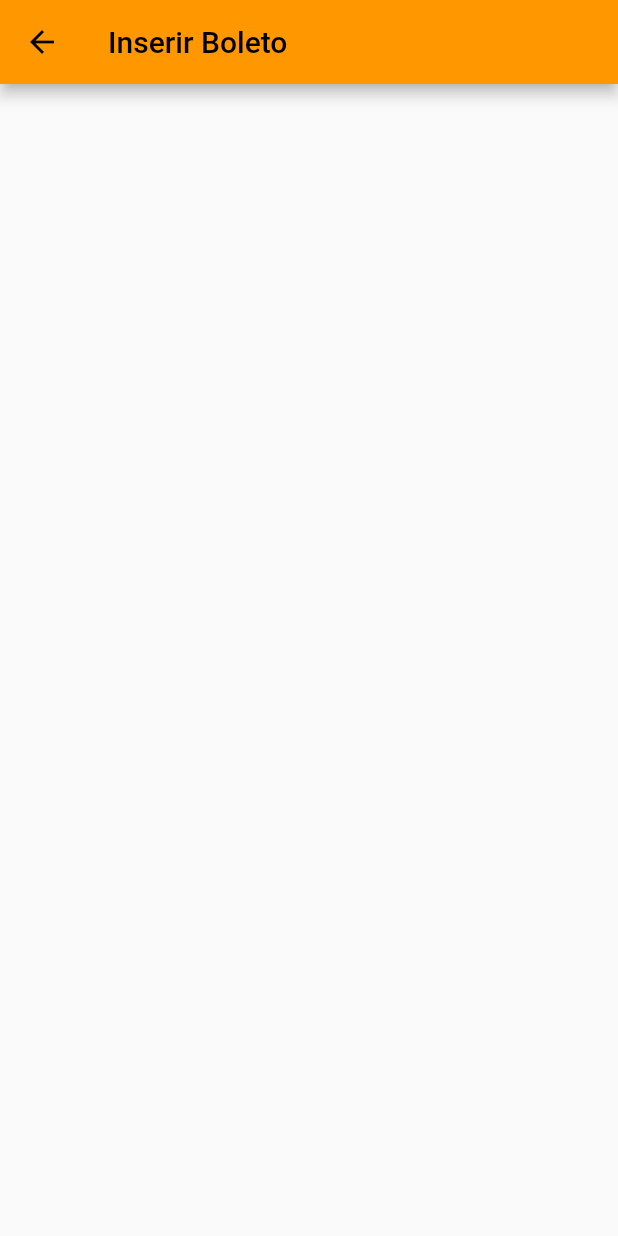
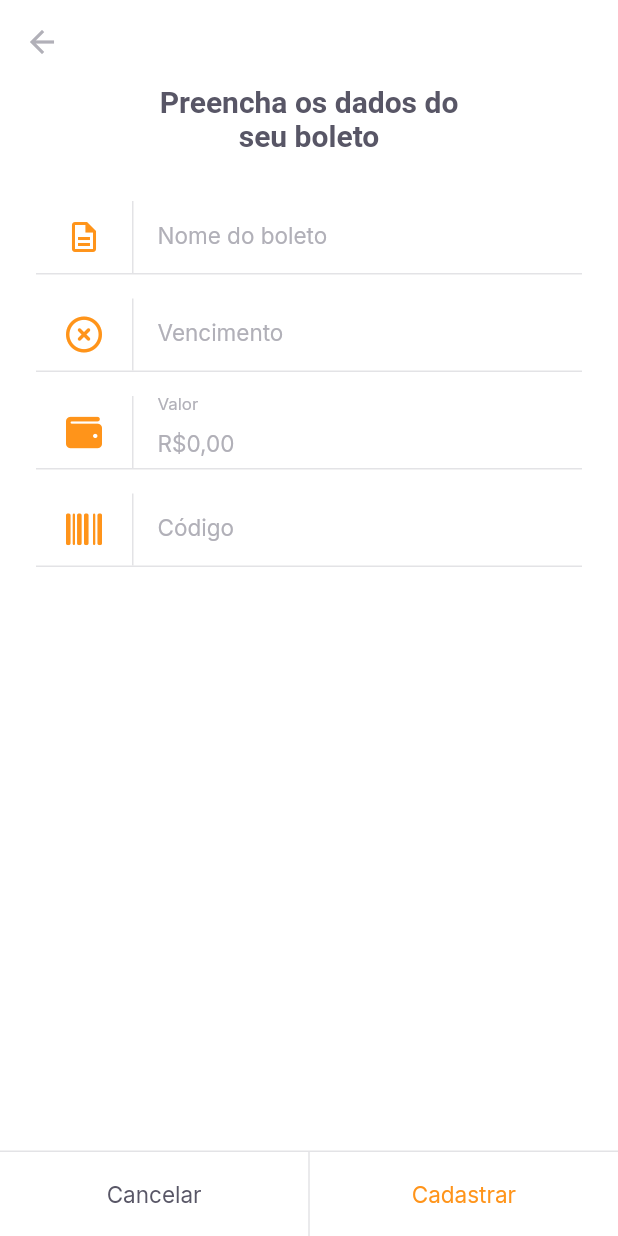
Before and after one commit to theluanz/payflow-flutter, a Flutter app: the InsertBoletoPage screen opened by its route, on a phone screen of 412 x 824 dp. Run offline on Flutter 3.47's test engine with Material 2 defaults, Android fonts, the phone set to English and light mode, and no system bars; our stand-ins replace camera, firebase_core, flutter_masked_text2, font_awesome_flutter, google_fonts, google_sign_in and 2 more; missing offline and left inert: google_ml_kit; accounts and stored records are empty.

Commit message:
Saving barcodes

```diff
--- a/lib/modules/home/home_page.dart
+++ b/lib/modules/home/home_page.dart
@@ -69,7 +69,7 @@ class _HomePageState extends State<HomePage> {
                     borderRadius: BorderRadius.circular(5)),
                 child: IconButton(
                     onPressed: () {
-                      Navigator.pushNamed(context, '/barcode_scanner');
+                      Navigator.pushNamed(context, '/insert_boleto');
                     },
                     icon: Icon(Icons.add_box_outlined,
                         color: AppColors.background)),
--- /dev/null
+++ b/lib/modules/insert_boleto/insert_boleto_controller.dart
@@ -0,0 +1,50 @@
+import 'package:flutter/material.dart';
+import 'package:payflow/shared/model/boleto_model.dart';
+import 'package:shared_preferences/shared_preferences.dart';
+
+class InsertBoletoController {
+  final formKey = GlobalKey<FormState>();
+  BoletoModel boletoModel = BoletoModel();
+
+  String? validateName(String? value) =>
+      value?.isEmpty ?? true ? "Campo nome não pode ser vazio" : null;
+
+  String? validateVencimento(String? value) =>
+      value?.isEmpty ?? true ? "A data de vencimento não pode ser vazia" : null;
+
+  String? validateValor(double value) =>
+      value == 0 ? "Insira um valor maior que R\$ 0,00" : null;
+
+  String? validateCodigo(String? value) =>
+      value?.isEmpty ?? true ? "O código do boleto não pode ser vazio" : null;
+
+  void onChange(
+      {String? name, String? dueDate, double? value, String? barcode}) {
+    boletoModel = boletoModel.copyWith(
+      name: name,
+      dueDate: dueDate,
+      value: value,
+      barcode: barcode,
+    );
+  }
+
+  Future<bool> cadastrarBoleto() async {
+    final form = formKey.currentState;
+    if (form!.validate()) {
+      await saveBoleto();
+      return true;
+    }
+    return false;
+  }
+
+  Future<void> saveBoleto() async {
+    try {
+      final instance = await SharedPreferences.getInstance();
+      final boletos = instance.getStringList("boletos") ?? <String>[];
+      boletos.add(boletoModel.toJson());
+      await instance.setStringList("boletos", boletos);
+    } catch (e) {
+      print(e);
+    }
+  }
+}
--- a/lib/modules/insert_boleto/insert_boleto_page.dart
+++ b/lib/modules/insert_boleto/insert_boleto_page.dart
@@ -1,15 +1,118 @@
 import 'package:flutter/material.dart';
-import 'package:flutter/src/foundation/key.dart';
-import 'package:flutter/src/widgets/framework.dart';
+import 'package:flutter_masked_text2/flutter_masked_text2.dart';
+import 'package:font_awesome_flutter/font_awesome_flutter.dart';
+import 'package:payflow/modules/insert_boleto/insert_boleto_controller.dart';
+import 'package:payflow/shared/themes/app_colors.dart';
+import 'package:payflow/shared/themes/app_text_styles.dart';
+import 'package:payflow/shared/widgets/input_text/input_text.dart';
+import 'package:payflow/shared/widgets/set_label_buttons/set_label_buttons.dart';
 
-class InsertBoletoPage extends StatelessWidget {
-  const InsertBoletoPage({Key? key}) : super(key: key);
+class InsertBoletoPage extends StatefulWidget {
+  final String? barcode;
+  const InsertBoletoPage({Key? key, this.barcode}) : super(key: key);
+
+  @override
+  State<InsertBoletoPage> createState() => _InsertBoletoPageState();
+}
+
+class _InsertBoletoPageState extends State<InsertBoletoPage> {
+  final moneyInputTextController =
+      MoneyMaskedTextController(leftSymbol: "R\$", decimalSeparator: ",");
+  final dueDateInputTextController = MaskedTextController(mask: "00/00/0000");
+  final barcodeInputTextController = TextEditingController();
+
+  final controller = InsertBoletoController();
+  @override
+  void initState() {
+    if (widget.barcode != null) {
+      barcodeInputTextController.text = widget.barcode!;
+    }
+    super.initState();
+  }
 
   @override
   Widget build(BuildContext context) {
     return Scaffold(
+      backgroundColor: AppColors.background,
       appBar: AppBar(
-        title: Text("Inserir Boleto"),
+        backgroundColor: AppColors.background,
+        elevation: 0,
+        leading: BackButton(color: AppColors.input),
+      ),
+      body: SingleChildScrollView(
+        child: Padding(
+          padding: const EdgeInsets.symmetric(horizontal: 24),
+          child:
+              Column(crossAxisAlignment: CrossAxisAlignment.center, children: [
+            Padding(
+              padding: const EdgeInsets.only(left: 80, right: 80, bottom: 32),
+              child: Text(
+                "Preencha os dados do seu boleto",
+                style: TextStyles.titleBoldHeading,
+                textAlign: TextAlign.center,
+              ),
+            ),
+            Form(
+                key: controller.formKey,
+                child: Column(
+                  children: [
+                    InputTextWidget(
+                      label: "Nome do boleto",
+                      validator: controller.validateName,
+                      icon: Icons.description_outlined,
+                      onChanged: (value) {
+                        controller.onChange(name: value);
+                      },
+                    ),
+                    InputTextWidget(
+                      label: "Vencimento",
+                      validator: controller.validateVencimento,
+                      textEditingController: dueDateInputTextController,
+                      icon: FontAwesomeIcons.circleXmark,
+                      onChanged: (value) {
+                        controller.onChange(dueDate: value);
+                      },
+                    ),
+                    InputTextWidget(
+                      label: "Valor",
+                      validator: (_) {
+                        controller.validateValor(
+                            moneyInputTextController.numberValue);
+                      },
+                      textEditingController: moneyInputTextController,
+                      icon: FontAwesomeIcons.wallet,
+                      onChanged: (value) {
+                        controller.onChange(
+                            value: moneyInputTextController.numberValue);
+                      },
+                    ),
+                    InputTextWidget(
+                      label: "Código",
+                      validator: controller.validateCodigo,
+                      textEditingController: barcodeInputTextController,
+                      icon: FontAwesomeIcons.barcode,
+                      onChanged: (value) {
+                        controller.onChange(barcode: value);
+                      },
+                    ),
+                  ],
+                ))
+          ]),
+        ),
+      ),
+      bottomNavigationBar: SetLabelButtons(
+        primaryLabel: "Cancelar",
+        primaryOnpressed: () {
+          Navigator.pop(context);
+        },
+        secondaryLabel: "Cadastrar",
+        secondaryOnpressed: () async {
+          bool isSaved = await controller.cadastrarBoleto();
+          if (isSaved) {
+            Navigator.pop(context);
+          }
+        },
+        enabledSecondaryColor: true,
       ),
     );
   }
--- /dev/null
+++ b/lib/shared/model/boleto_model.dart
@@ -0,0 +1,76 @@
+// ignore_for_file: public_member_api_docs, sort_constructors_first
+import 'dart:convert';
+
+class BoletoModel {
+  final String? name;
+  final String? dueDate;
+  final double? value;
+  final String? barcode;
+  BoletoModel({
+    this.name,
+    this.dueDate,
+    this.value,
+    this.barcode,
+  });
+
+
+  BoletoModel copyWith({
+    String? name,
+    String? dueDate,
+    double? value,
+    String? barcode,
+  }) {
+    return BoletoModel(
+      name: name ?? this.name,
+      dueDate: dueDate ?? this.dueDate,
+      value: value ?? this.value,
+      barcode: barcode ?? this.barcode,
+    );
+  }
+
+  Map<String, dynamic> toMap() {
+    return <String, dynamic>{
+      'name': name,
+      'dueDate': dueDate,
+      'value': value,
+      'barcode': barcode,
+    };
+  }
+
+  factory BoletoModel.fromMap(Map<String, dynamic> map) {
+    return BoletoModel(
+      name: map['name'] != null ? map['name'] as String : null,
+      dueDate: map['dueDate'] != null ? map['dueDate'] as String : null,
+      value: map['value'] != null ? map['value'] as double : null,
+      barcode: map['barcode'] != null ? map['barcode'] as String : null,
+    );
+  }
+
+  String toJson() => json.encode(toMap());
+
+  factory BoletoModel.fromJson(String source) => BoletoModel.fromMap(json.decode(source) as Map<String, dynamic>);
+
+  @override
+  String toString() {
+    return 'BoletoModel(name: $name, dueDate: $dueDate, value: $value, barcode: $barcode)';
+  }
+
+  @override
+  bool operator ==(covariant BoletoModel other) {
+    if (identical(this, other)) return true;
+
+    return
+      other.name == name &&
+      other.dueDate == dueDate &&
+      other.value == value &&
+      other.barcode == barcode;
+  }
+
+  @override
+  int get hashCode {
+    return name.hashCode ^
+      dueDate.hashCode ^
+      value.hashCode ^
+      barcode.hashCode;
+  }
+}
--- /dev/null
+++ b/lib/shared/widgets/input_text/input_text.dart
@@ -0,0 +1,65 @@
+import 'package:flutter/material.dart';
+import 'package:payflow/shared/themes/app_colors.dart';
+import 'package:payflow/shared/themes/app_text_styles.dart';
+
+class InputTextWidget extends StatelessWidget {
+  final String label;
+  final IconData icon;
+  final String? initialValue;
+  final String? Function(String?)? validator;
+  final TextEditingController? textEditingController;
+  final void Function(String value) onChanged;
+
+  const InputTextWidget(
+      {Key? key,
+      required this.label,
+      required this.icon,
+      this.initialValue,
+      this.validator,
+      this.textEditingController, required this.onChanged})
+      : super(key: key);
+
+  @override
+  Widget build(BuildContext context) {
+    return Padding(
+      padding: const EdgeInsets.only(bottom: 16),
+      child: Column(
+        children: [
+          TextFormField(
+            initialValue: initialValue,
+            validator: validator,
+            controller: textEditingController,
+            onChanged: onChanged,
+
+            style: TextStyles.input,
+            decoration: InputDecoration(
+              contentPadding: EdgeInsets.zero,
+              labelText: label,
+              labelStyle: TextStyles.input,
+              border: InputBorder.none,
+              icon: Row(
+                mainAxisSize: MainAxisSize.min,
+                children: [
+                  Padding(
+                    padding: const EdgeInsets.all(20),
+                    child: Icon(icon, color: AppColors.primary),
+                  ),
+                  Container(
+                    width: 1,
+                    height: 48,
+                    color: AppColors.stroke,
+                  )
+                ],
+              ),
+            ),
+          ),
+          Divider(
+            height: 1,
+            thickness: 1,
+            color: AppColors.stroke,
+          )
+        ],
+      ),
+    );
+  }
+}
--- a/lib/shared/widgets/set_label_buttons/set_label_buttons.dart
+++ b/lib/shared/widgets/set_label_buttons/set_label_buttons.dart
@@ -12,6 +12,7 @@ class SetLabelButtons extends StatelessWidget {
   final VoidCallback secondaryOnpressed;
 
   final bool enabledPrimaryColor;
+  final bool enabledSecondaryColor;
 
   const SetLabelButtons(
       {Key? key,
@@ -19,12 +20,22 @@ class SetLabelButtons extends StatelessWidget {
       required this.primaryOnpressed,
       required this.secondaryLabel,
       required this.secondaryOnpressed,
-      this.enabledPrimaryColor = false})
+      this.enabledPrimaryColor = false,
+      this.enabledSecondaryColor = false})
       : super(key: key);
   @override
   Widget build(BuildContext context) {
     return Container(
-      color: AppColors.shape,
+      color: AppColors.background,
+      child: Column(
+        mainAxisSize: MainAxisSize.min,
+        children: [
+          Divider(
+            height: 1,
+            thickness: 1,
+            color: AppColors.stroke,
+          ),
+          Container(
             height: 56,
             child: Row(
               children: [
@@ -32,12 +43,20 @@ class SetLabelButtons extends StatelessWidget {
                     child: LabelButton(
                         label: primaryLabel,
                         onPressed: primaryOnpressed,
-                  styleText:
-                      enabledPrimaryColor ? TextStyles.buttonPrimary : null)),
+                        styleText: enabledPrimaryColor
+                            ? TextStyles.buttonPrimary
+                            : null)),
                 const DividerVertical(),
                 Expanded(
                     child: LabelButton(
-                  label: secondaryLabel, onPressed: secondaryOnpressed)),
+                        label: secondaryLabel,
+                        onPressed: secondaryOnpressed,
+                        styleText: enabledSecondaryColor
+                            ? TextStyles.buttonPrimary
+                            : null)),
+              ],
+            ),
+          ),
         ],
       ),
     );
--- a/pubspec.yaml
+++ b/pubspec.yaml
@@ -44,6 +44,7 @@ dependencies:
   image_picker: ^0.8.5+3
   image_picker_for_web: ^2.1.8
   font_awesome_flutter: ^10.1.0
+  flutter_masked_text2: ^0.9.1
 
 dev_dependencies:
   flutter_test:
```
Also changed, not shown: pubspec.lock. Lines whose indentation alone changed are shown as unchanged.
